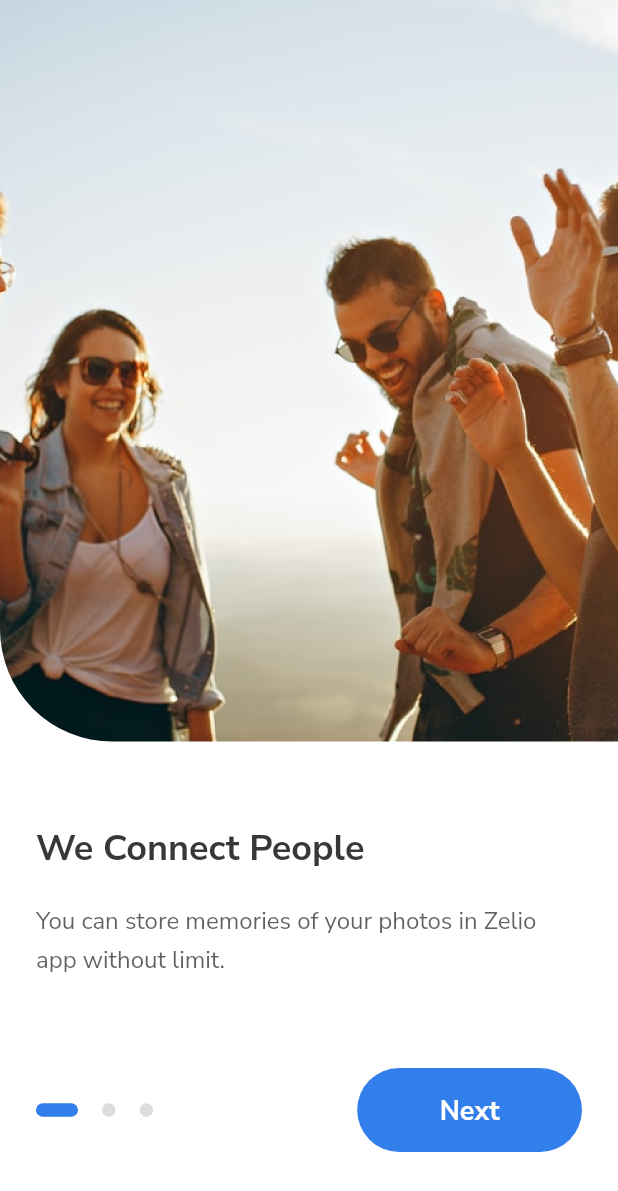
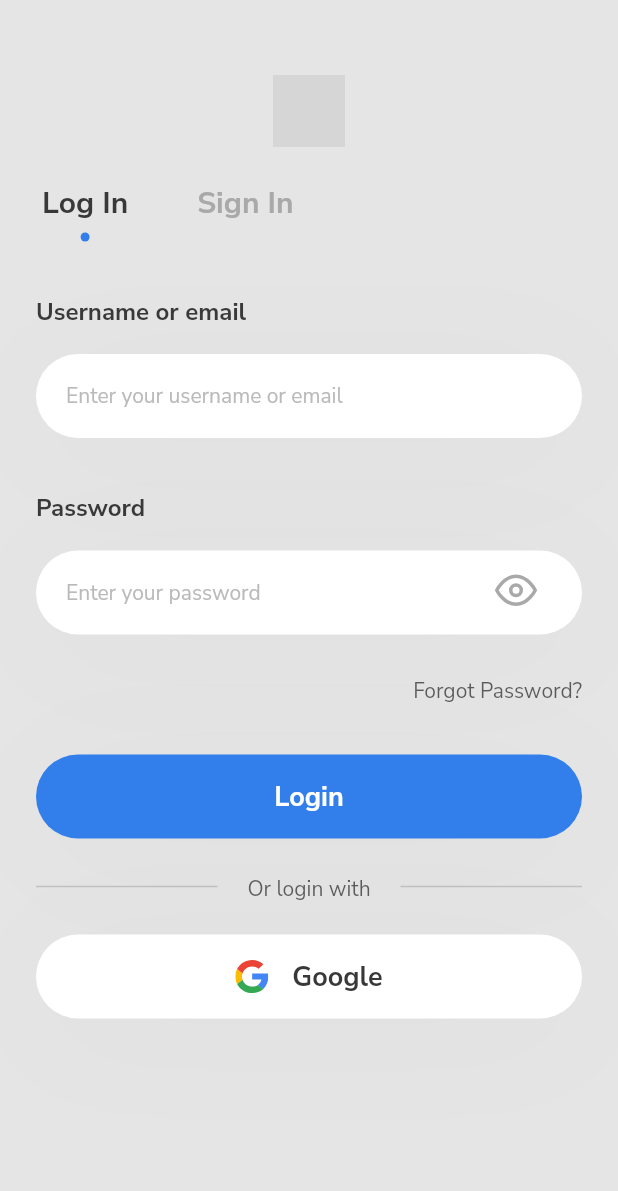
Before and after one commit to IamKhuk/pictogram, a Flutter app: the screen it shows after launch, on a phone screen of 412 x 824 dp. Shown: the top 1191 px of the screen. Run offline on Flutter 3.47's test engine with Material 2 defaults, Android fonts, the phone set to English and light mode, and no system bars; our stand-ins replace carousel_slider, dotted_border, flutter_svg, image_picker, shared_preferences; grey boxes are pictures that could not be loaded.

Commit message:
Login Screen UI

```diff
--- a/lib/main.dart
+++ b/lib/main.dart
@@ -1,5 +1,6 @@
 import 'package:flutter/material.dart';
 import 'package:flutter/services.dart';
+import 'package:pictogram/src/ui/auth/login_screen.dart';
 import 'package:pictogram/src/ui/splash/splash_screen.dart';
 
 String language = 'uz';
@@ -33,7 +34,7 @@ class MyApp extends StatelessWidget {
           child: child!,
         );
       },
-      home: SplashScreen(),
+      home: LoginScreen(),
     );
   }
 }
--- /dev/null
+++ b/lib/src/ui/auth/login_screen.dart
@@ -0,0 +1,330 @@
+import 'package:flutter/cupertino.dart';
+import 'package:flutter/material.dart';
+import 'package:flutter_svg/flutter_svg.dart';
+import 'package:pictogram/src/theme/app_theme.dart';
+import 'package:pictogram/src/widgets/button_main.dart';
+
+class LoginScreen extends StatefulWidget {
+  @override
+  _LoginScreenState createState() => _LoginScreenState();
+}
+
+class _LoginScreenState extends State<LoginScreen> {
+  TextEditingController _userController = new TextEditingController();
+  TextEditingController _pswController = new TextEditingController();
+
+  bool _isObscure = false;
+
+  @override
+  Widget build(BuildContext context) {
+    return Scaffold(
+      backgroundColor: AppTheme.bg2,
+      body: GestureDetector(
+        onTap: () {
+          FocusScopeNode currentFocus = FocusScope.of(context);
+          if (!currentFocus.hasPrimaryFocus) {
+            currentFocus.unfocus();
+          }
+        },
+        child: ListView(
+          padding: EdgeInsets.symmetric(horizontal: 24),
+          keyboardDismissBehavior: ScrollViewKeyboardDismissBehavior.onDrag,
+          children: [
+            SizedBox(height: 50),
+            Row(
+              mainAxisAlignment: MainAxisAlignment.center,
+              children: [
+                SvgPicture.asset('assets/icons/logo_blue.svg'),
+              ],
+            ),
+            SizedBox(height: 20),
+            Row(
+              crossAxisAlignment: CrossAxisAlignment.start,
+              children: [
+                GestureDetector(
+                  onTap: () {},
+                  child: Column(
+                    crossAxisAlignment: CrossAxisAlignment.center,
+                    children: [
+                      Padding(
+                        padding: const EdgeInsets.symmetric(horizontal: 4),
+                        child: Text(
+                          'Log In',
+                          style: TextStyle(
+                            fontFamily: AppTheme.fontFamily,
+                            fontSize: 20,
+                            fontWeight: FontWeight.bold,
+                            height: 1.65,
+                            color: AppTheme.dark,
+                          ),
+                        ),
+                      ),
+                      SizedBox(height: 4),
+                      Container(
+                        height: 6,
+                        width: 6,
+                        decoration: BoxDecoration(
+                          shape: BoxShape.circle,
+                          color: AppTheme.blue,
+                        ),
+                      ),
+                    ],
+                  ),
+                ),
+                SizedBox(width: 26),
+                GestureDetector(
+                  onTap: () {},
+                  child: Column(
+                    children: [
+                      Padding(
+                        padding: const EdgeInsets.symmetric(horizontal: 16),
+                        child: Text(
+                          'Sign In',
+                          style: TextStyle(
+                            fontFamily: AppTheme.fontFamily,
+                            fontSize: 20,
+                            fontWeight: FontWeight.w600,
+                            height: 1.65,
+                            color: AppTheme.gray,
+                          ),
+                        ),
+                      ),
+                      SizedBox(height: 10),
+                    ],
+                  ),
+                ),
+              ],
+            ),
+            SizedBox(height: 32),
+            Text(
+              'Username or email',
+              style: TextStyle(
+                fontWeight: FontWeight.w600,
+                fontSize: 16,
+                fontFamily: AppTheme.fontFamily,
+                height: 1.69,
+                color: AppTheme.dark,
+              ),
+            ),
+            Container(
+              height: 56,
+              margin: EdgeInsets.only(top: 16, bottom: 32),
+              decoration: BoxDecoration(
+                borderRadius: BorderRadius.circular(56),
+                color: AppTheme.white,
+                boxShadow: [
+                  BoxShadow(
+                    offset: Offset(0, 10),
+                    blurRadius: 75,
+                    spreadRadius: 0,
+                    color: Color(0xFF939393).withOpacity(0.07),
+                  ),
+                ],
+              ),
+              child: Padding(
+                padding: const EdgeInsets.only(
+                  left: 20,
+                  right: 20,
+                  top: 2,
+                ),
+                child: TextField(
+                  controller: _userController,
+                  style: TextStyle(
+                    fontFamily: AppTheme.fontFamily,
+                    fontSize: 16,
+                    fontWeight: FontWeight.w600,
+                    height: 1.5625,
+                    color: AppTheme.dark,
+                  ),
+                  autofocus: false,
+                  cursorColor: AppTheme.blue,
+                  decoration: InputDecoration(
+                    border: InputBorder.none,
+                    hintText: 'Enter your username or email',
+                    hintStyle: TextStyle(
+                      fontFamily: AppTheme.fontFamily,
+                      fontSize: 14,
+                      fontWeight: FontWeight.normal,
+                      height: 1.72,
+                      color: AppTheme.gray.withOpacity(0.8),
+                    ),
+                  ),
+                ),
+              ),
+            ),
+            Text(
+              'Password',
+              style: TextStyle(
+                fontWeight: FontWeight.w600,
+                fontSize: 16,
+                fontFamily: AppTheme.fontFamily,
+                height: 1.69,
+                color: AppTheme.dark,
+              ),
+            ),
+            Container(
+              height: 56,
+              margin: EdgeInsets.only(top: 16, bottom: 24),
+              decoration: BoxDecoration(
+                borderRadius: BorderRadius.circular(56),
+                color: AppTheme.white,
+                boxShadow: [
+                  BoxShadow(
+                    offset: Offset(0, 10),
+                    blurRadius: 75,
+                    spreadRadius: 0,
+                    color: Color(0xFF939393).withOpacity(0.07),
+                  ),
+                ],
+              ),
+              child: Padding(
+                padding: const EdgeInsets.only(
+                  left: 20,
+                  right: 20,
+                  top: 2,
+                ),
+                child: TextField(
+                  controller: _pswController,
+                  style: TextStyle(
+                    fontFamily: AppTheme.fontFamily,
+                    fontSize: 16,
+                    fontWeight: FontWeight.w600,
+                    height: 1.5625,
+                    color: AppTheme.dark,
+                  ),
+                  autofocus: false,
+                  cursorColor: AppTheme.blue,
+                  obscureText: _isObscure,
+                  decoration: InputDecoration(
+                    border: InputBorder.none,
+                    hintText: 'Enter your password',
+                    hintStyle: TextStyle(
+                      fontFamily: AppTheme.fontFamily,
+                      fontSize: 14,
+                      fontWeight: FontWeight.normal,
+                      height: 1.72,
+                      color: AppTheme.gray.withOpacity(0.8),
+                    ),
+                    suffixIcon: GestureDetector(
+                      onTap: () {
+                        setState(() {
+                          _isObscure = !_isObscure;
+                        });
+                      },
+                      child: Padding(
+                        padding: const EdgeInsets.only(
+                          top: 10,
+                          bottom: 10,
+                        ),
+                        child: SvgPicture.asset(
+                          _isObscure == false
+                              ? 'assets/icons/eye.svg'
+                              : 'assets/icons/eye_off.svg',
+                          color: AppTheme.gray,
+                        ),
+                      ),
+                    ),
+                  ),
+                ),
+              ),
+            ),
+            Row(
+              mainAxisAlignment: MainAxisAlignment.end,
+              children: [
+                GestureDetector(
+                  onTap: () {},
+                  child: Container(
+                    padding: EdgeInsets.only(left: 16),
+                    color: Colors.transparent,
+                    child: Text(
+                      'Forgot Password?',
+                      style: TextStyle(
+                        fontWeight: FontWeight.normal,
+                        fontSize: 14,
+                        fontFamily: AppTheme.fontFamily,
+                        height: 1.72,
+                        color: AppTheme.dark.withOpacity(0.8),
+                      ),
+                    ),
+                  ),
+                )
+              ],
+            ),
+            SizedBox(height: 32),
+            GestureDetector(
+              onTap: () {},
+              child: ButtonMain(text: 'Login'),
+            ),
+            SizedBox(height: 20),
+            Row(
+              children: [
+                Expanded(
+                  child: Container(
+                    height: 1,
+                    color: AppTheme.gray.withOpacity(0.6),
+                  ),
+                ),
+                SizedBox(width: 20),
+                Text(
+                  'Or login with',
+                  style: TextStyle(
+                    fontWeight: FontWeight.normal,
+                    fontSize: 14,
+                    fontFamily: AppTheme.fontFamily,
+                    height: 1.72,
+                    color: AppTheme.dark.withOpacity(0.8),
+                  ),
+                ),
+                SizedBox(width: 20),
+                Expanded(
+                  child: Container(
+                    height: 1,
+                    color: AppTheme.gray.withOpacity(0.6),
+                  ),
+                ),
+              ],
+            ),
+            SizedBox(height: 20),
+            GestureDetector(
+              onTap: () {},
+              child: Container(
+                height: 56,
+                decoration: BoxDecoration(
+                  borderRadius: BorderRadius.circular(56),
+                  color: AppTheme.white,
+                  boxShadow: [
+                    BoxShadow(
+                      offset: Offset(0, 10),
+                      blurRadius: 75,
+                      spreadRadius: 0,
+                      color: Color(0xFF939393).withOpacity(0.07),
+                    ),
+                  ],
+                ),
+                child: Center(
+                  child: Row(
+                    mainAxisAlignment: MainAxisAlignment.center,
+                    children: [
+                      SvgPicture.asset("assets/icons/google.svg"),
+                      SizedBox(width: 16),
+                      Text(
+                        'Google',
+                        style: TextStyle(
+                          fontWeight: FontWeight.bold,
+                          fontSize: 18,
+                          fontFamily: AppTheme.fontFamily,
+                          height: 1.4,
+                          color: AppTheme.dark,
+                        ),
+                      ),
+                    ],
+                  ),
+                ),
+              ),
+            )
+          ],
+        ),
+      ),
+    );
+  }
+}
--- /dev/null
+++ b/lib/src/widgets/button_main.dart
@@ -0,0 +1,39 @@
+import 'package:flutter/cupertino.dart';
+import 'package:pictogram/src/theme/app_theme.dart';
+
+class ButtonMain extends StatelessWidget {
+  final String text;
+
+  ButtonMain({required this.text});
+
+  @override
+  Widget build(BuildContext context) {
+    return Container(
+      height: 56,
+      decoration: BoxDecoration(
+        borderRadius: BorderRadius.circular(56),
+        color: AppTheme.blue,
+        boxShadow: [
+          BoxShadow(
+            offset: Offset(0, 10),
+            blurRadius: 75,
+            spreadRadius: 0,
+            color: Color(0xFF939393).withOpacity(0.07),
+          ),
+        ],
+      ),
+      child: Center(
+        child: Text(
+          text,
+          style: TextStyle(
+            fontWeight: FontWeight.bold,
+            fontSize: 18,
+            fontFamily: AppTheme.fontFamily,
+            height: 1.4,
+            color: AppTheme.white,
+          ),
+        ),
+      ),
+    );
+  }
+}
```
Also changed, not shown: lib/src/ui/menu/profile/user_profile_screen.dart (+7 -5 lines), assets/icons/google.svg (added).
